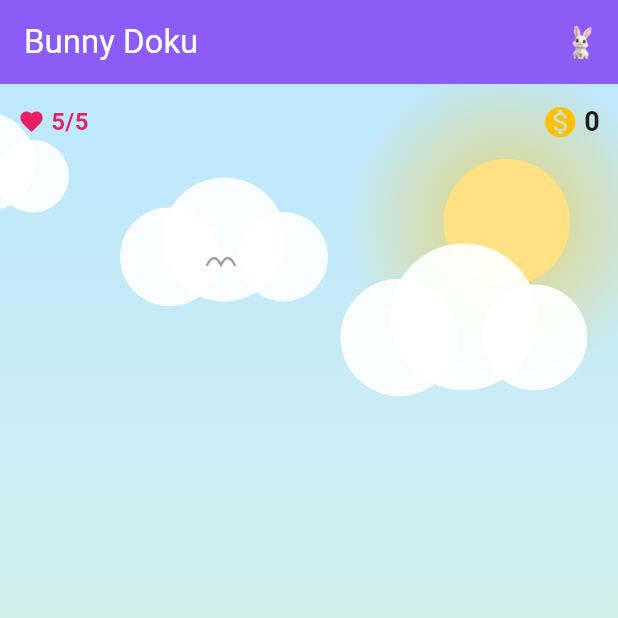
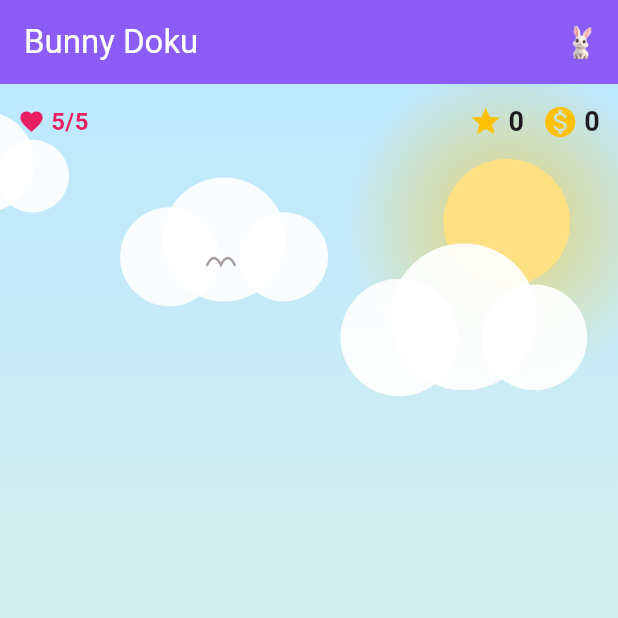
Before and after one commit to zuhaibranaa/bunny_doku, a Flutter app: the screen it shows after launch, on a phone screen of 412 x 824 dp, the top half of it. Run offline on Flutter 3.47's test engine with Material 3 defaults, Android fonts, the light colour scheme and no system bars; our stand-ins replace google_mobile_ads, in_app_purchase, shared_preferences; accounts and stored records are empty; network calls fail.

Commit message:
Fix special-stage stars and coin rewards, show earned stars on the map

```diff
--- a/lib/presentation/providers/stage_provider.dart
+++ b/lib/presentation/providers/stage_provider.dart
@@ -78,4 +78,8 @@ class StageProvider extends ChangeNotifier {
     }
     return total;
   }
+
+  /// Stars earned on a single stage (0 when it has never been cleared).
+  int getStarsForStage(int stageId) =>
+      _repository.getStageProgress(stageId)?.starsEarned ?? 0;
 }
--- a/lib/presentation/screens/map_screen.dart
+++ b/lib/presentation/screens/map_screen.dart
@@ -56,11 +56,12 @@ class _MapScreenState extends State<MapScreen> {
   }
 
   void _showStagePopup(BuildContext context, StageEntity stage) {
+    final stars = context.read<StageProvider>().getStarsForStage(stage.id);
     showDialog(
       context: context,
       builder: (_) => StagePopup(
         stage: stage,
-        stars: 0,
+        stars: stars,
         onPlay: () {
           Navigator.pop(context);
           Navigator.pushNamed(context, '/game', arguments: {
@@ -118,10 +119,14 @@ class _MapScreenState extends State<MapScreen> {
                         // The 5-life pool lives on the map only.
                         ExtraLivesPill(userRepo: userRepo),
                         const Spacer(),
+                        // Total stars actually earned across every cleared
+                        // stage (not a live counter of the current run).
+                        _StarsPill(stars: stageProvider.getTotalStars()),
+                        const SizedBox(width: 12),
                         const Icon(Icons.monetization_on, color: Colors.amber),
                         const SizedBox(width: 4),
                         Text(
-                          '${stageProvider.getTotalScore()}',
+                          '${userRepo.getCurrentUser()?.totalCoins ?? 0}',
                           style: const TextStyle(
                               fontSize: 18, fontWeight: FontWeight.bold),
                         ),
@@ -158,6 +163,7 @@ class _MapScreenState extends State<MapScreen> {
                                 isUnlocked: isUnlocked,
                                 isCompleted: isCompleted,
                                 isSpecial: stage.isSpecialStage,
+                                stars: stageProvider.getStarsForStage(stage.id),
                                 onTap: isUnlocked
                                     ? () => _showStagePopup(context, stage)
                                     : null,
@@ -180,3 +186,26 @@ class _MapScreenState extends State<MapScreen> {
     );
   }
 }
+
+/// Compact pill in the map header showing the total stars the player has
+/// actually earned across every cleared stage.
+class _StarsPill extends StatelessWidget {
+  final int stars;
+
+  const _StarsPill({required this.stars});
+
+  @override
+  Widget build(BuildContext context) {
+    return Row(
+      mainAxisSize: MainAxisSize.min,
+      children: [
+        const Icon(Icons.star, color: Colors.amber, size: 22),
+        const SizedBox(width: 4),
+        Text(
+          '$stars',
+          style: const TextStyle(fontSize: 18, fontWeight: FontWeight.bold),
+        ),
+      ],
+    );
+  }
+}
```
Also changed, not shown: lib/config/app_router.dart (+8 -9 lines), lib/data/repositories/user_repository.dart (+10 -0 lines), lib/presentation/screens/booster_shop_screen.dart (+31 -13 lines), lib/presentation/screens/game_screen.dart (+32 -10 lines), lib/presentation/screens/stage_popup.dart (+16 -1 lines), lib/presentation/widgets/stage_node.dart (+30 -2 lines), 2 other files.
